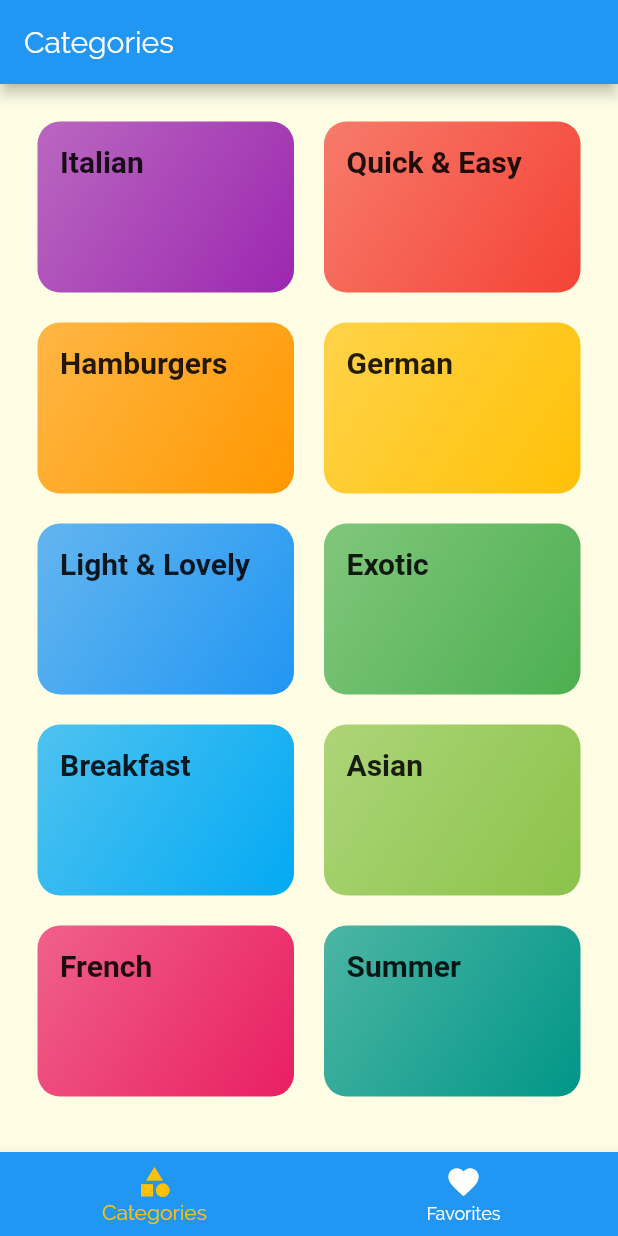
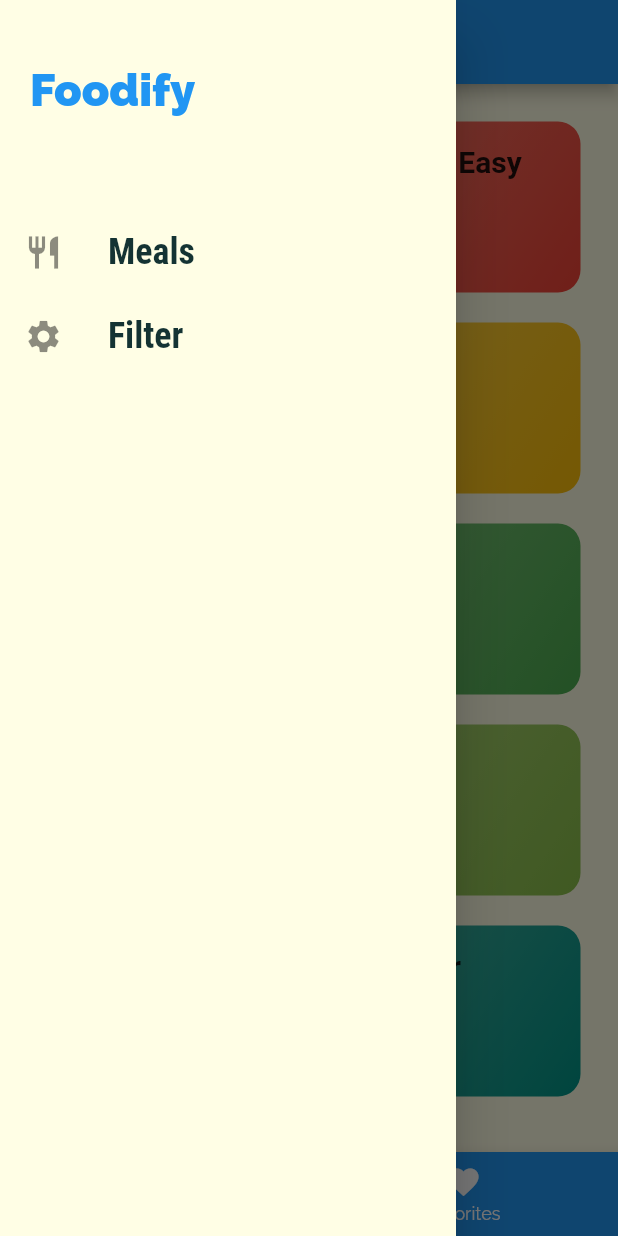
Before and after one commit to nikhilmufc7/Flutter_MealsApp, a Flutter app: the screen it shows after launch, with the side drawer open (before the commit the screen has no drawer), on a phone screen of 412 x 824 dp. Run offline on Flutter 3.47's test engine with Material 2 defaults, Android fonts, the phone set to English and light mode, and no system bars; Roboto replaces fonts that are missing (RobertoCondensed).

Commit message:
added app drawer

```diff
--- a/lib/main.dart
+++ b/lib/main.dart
@@ -1,6 +1,7 @@
 import 'package:flutter/material.dart';
 import 'package:meals_app/screens/categories_meals_screen.dart';
 import 'package:meals_app/screens/categories_screen.dart';
+import 'package:meals_app/screens/filters_screen.dart';
 import 'package:meals_app/screens/meal_detail_screen.dart';
 import 'package:meals_app/screens/tabs_screen.dart';
 
@@ -34,6 +35,7 @@ class MyApp extends StatelessWidget {
         '/': (ctx) => TabsScreen(),
         CategoryMealsScreen.routeName : (ctx) => CategoryMealsScreen(),
         MealDetailScreen.routeName : (ctx) => MealDetailScreen(),
+        FiltersScreen.routeName : (ctx) => FiltersScreen(),
       },
 
     );
--- /dev/null
+++ b/lib/screens/filters_screen.dart
@@ -0,0 +1,18 @@
+import 'package:flutter/material.dart';
+
+class FiltersScreen extends StatelessWidget {
+
+  static const routeName = '/filters';
+  @override
+  Widget build(BuildContext context) {
+    return Scaffold(
+      appBar: AppBar(title: Text("Filters"),
+      backgroundColor: Theme.of(context).primaryColor,),
+
+    body: Center(
+        child: Text("Filters"),
+    ),
+    );
+
+  }
+}
--- a/lib/screens/meal_detail_screen.dart
+++ b/lib/screens/meal_detail_screen.dart
@@ -37,6 +37,7 @@ class MealDetailScreen extends StatelessWidget {
     return Scaffold(
       appBar: AppBar(
         title: Text('${selectedMeal.title}'),
+        backgroundColor: Theme.of(context).primaryColor,
       ),
       body: SingleChildScrollView(
         child: Column(
--- a/lib/screens/tabs_screen.dart
+++ b/lib/screens/tabs_screen.dart
@@ -1,6 +1,7 @@
 import 'package:flutter/material.dart';
 import 'package:meals_app/screens/categories_screen.dart';
 import 'package:meals_app/screens/favorites_screen.dart';
+import 'package:meals_app/widgets/main_drawer.dart';
 
 class TabsScreen extends StatefulWidget {
   @override
@@ -27,6 +28,7 @@ class _TabsScreenState extends State<TabsScreen> {
       appBar: AppBar(
         title: Text(_pages[_selectPageIndex]['title']),
       ),
+      drawer: MainDrawer(),
       body: _pages[_selectPageIndex]['page'],
       bottomNavigationBar: BottomNavigationBar(
         onTap: _selecPage,
--- /dev/null
+++ b/lib/widgets/main_drawer.dart
@@ -0,0 +1,55 @@
+import 'package:flutter/material.dart';
+import 'package:meals_app/screens/filters_screen.dart';
+
+class MainDrawer extends StatelessWidget {
+  Widget buildListTile(String title, IconData icon, Function handlingTap) {
+    return ListTile(
+      leading: Icon(
+        icon,
+        size: 26,
+      ),
+      title: Text(
+        title,
+        style: TextStyle(
+          fontFamily: 'RobotoCondensed',
+          fontSize: 24,
+          fontWeight: FontWeight.bold,
+        ),
+      ),
+      onTap: handlingTap,
+    );
+  }
+
+  @override
+  Widget build(BuildContext context) {
+    return Drawer(
+      child: Column(
+        children: <Widget>[
+          Container(
+            height: 120,
+            width: double.infinity,
+            padding: EdgeInsets.all(20),
+            alignment: Alignment.centerLeft,
+            child: Text(
+              "Foodify",
+              style: TextStyle(
+                fontWeight: FontWeight.w900,
+                fontSize: 30,
+                color: Theme.of(context).primaryColor,
+              ),
+            ),
+          ),
+          SizedBox(
+            height: 20,
+          ),
+          buildListTile("Meals", Icons.restaurant, (){
+            Navigator.of(context).pushNamed('/');
+          }),
+          buildListTile("Filter", Icons.settings,(){
+                Navigator.of(context).pushNamed(FiltersScreen.routeName);
+          }),
+        ],
+      ),
+    );
+  }
+}
```
